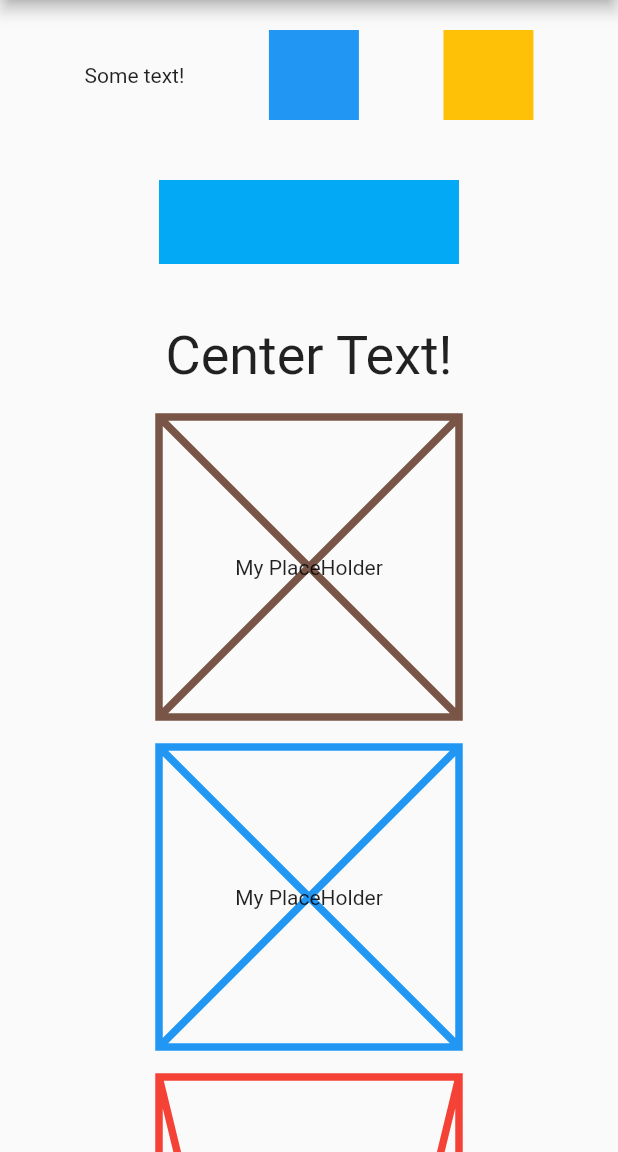
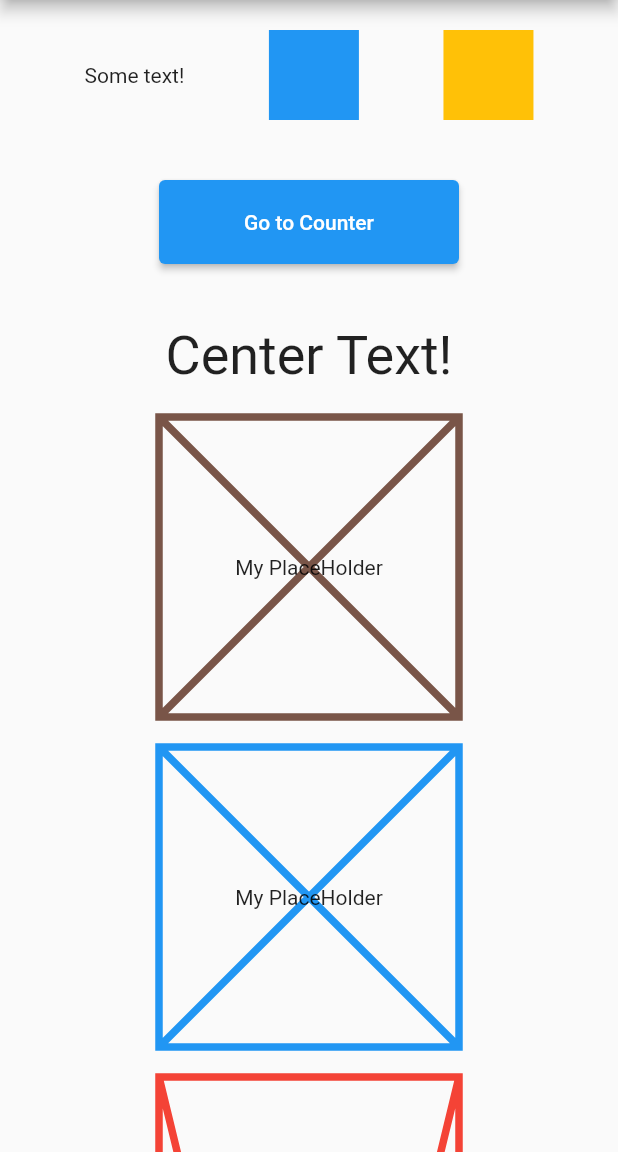
Before and after one commit to we-mohd-i001/flutter_basics, a Flutter app: the screen it shows after launch, on a phone screen of 412 x 824 dp, the part 84-1236 px from its top. Run offline on Flutter 3.47's test engine with Material 2 defaults, Android fonts, the phone set to English and light mode, and no system bars; network calls fail.

Commit message:
created a counter app to practice stateful widget

```diff
--- a/lib/main.dart
+++ b/lib/main.dart
@@ -1,4 +1,5 @@
 import 'package:flutter/material.dart';
+import 'package:flutter_basics/presentation/counter/counter_screen.dart';
 import 'package:flutter_basics/presentation/screens/home_screen.dart';
 
 void main() {
@@ -15,7 +16,10 @@ class MyApp extends StatelessWidget {
       theme: ThemeData(
         primarySwatch: Colors.blue,
       ),
-      home: const HomeScreen(),
+      routes: {
+        '/' : (context) => const HomeScreen(),
+        'counter': (context) => const CounterScreen()
+      },
     );
   }
 }
--- a/lib/presentation/screens/home_screen.dart
+++ b/lib/presentation/screens/home_screen.dart
@@ -31,7 +31,11 @@ class HomeScreen extends StatelessWidget {
               child: Container(
                 height: 56,
                 width: 200,
-                color: Colors.lightBlue,
+                child: ElevatedButton(
+
+                  onPressed: (){
+                  Navigator.pushNamed(context, 'counter');
+                }, child: Text('Go to Counter'),),
               ),
             ),
             const SizedBox(
@@ -83,7 +87,7 @@ class HomeScreen extends StatelessWidget {
             )),
             Switch(value: false, onChanged: (value) {
 
-              print (value);
+              debugPrint ('$value');
             }),
             const CustomButton(
               buttonHeight: 50.0,
```
Also changed, not shown: lib/contact_card/presentation/widgets/person_card.dart (+7 -1 lines), lib/presentation/counter/counter_screen.dart (added, +55 -0 lines).
